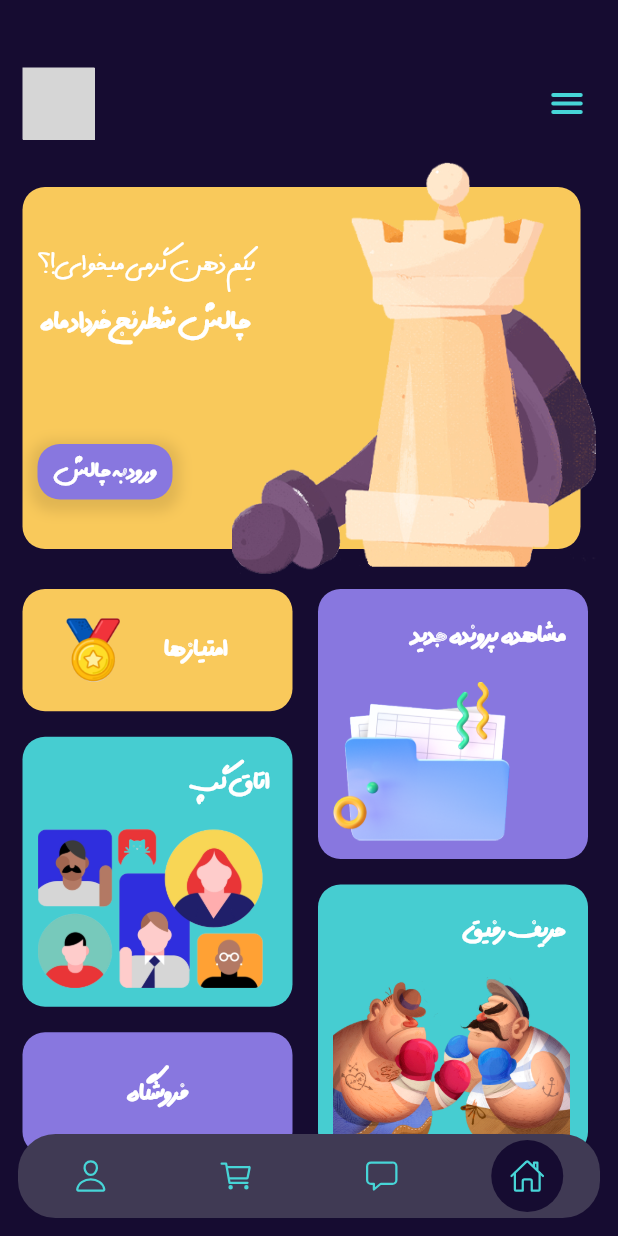
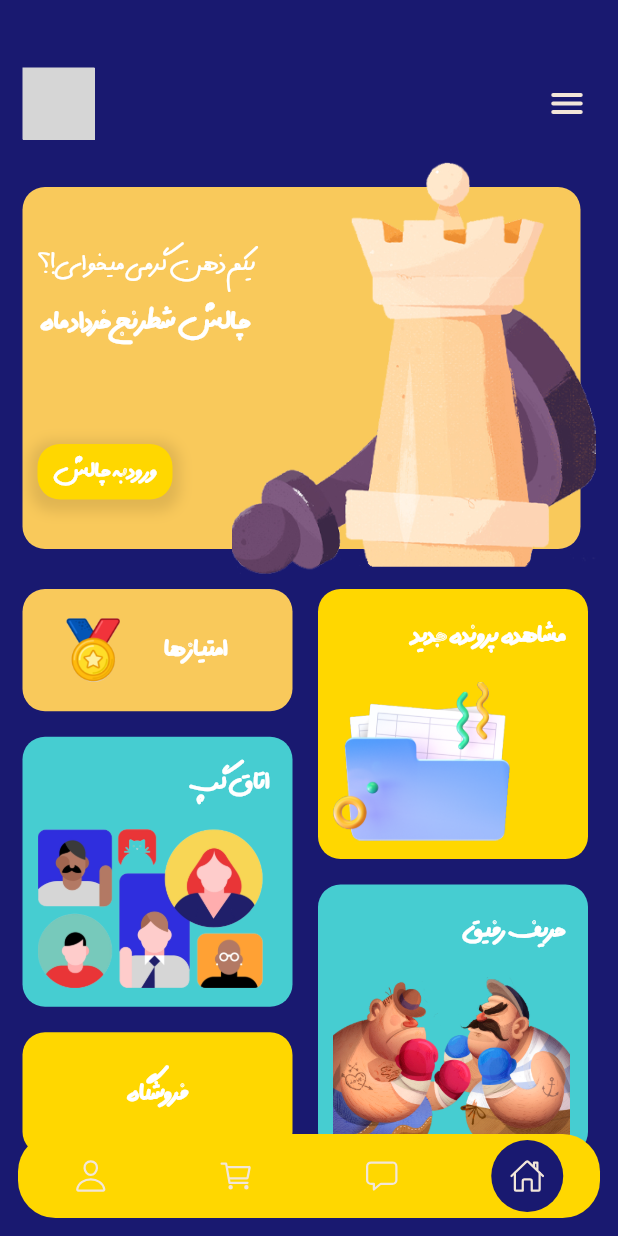
Before and after one commit to a-nowruzi/detective-app, a Flutter app: the screen it shows after launch, on a phone screen of 412 x 824 dp. Run offline on Flutter 3.47's test engine with Material 3 defaults, Android fonts, the light colour scheme and no system bars; drawn by our look-alikes of flutter_snake_navigationbar; our stand-ins replace flutter_phoenix, flutter_svg, get, get_it, ionicons, shared_preferences; missing offline and left inert: chess, fluttermoji, stockfish, sudoku_solver_generator; grey boxes are pictures that could not be loaded.

Commit message:
:lipstick: colors changed

```diff
--- a/lib/shared/colors.dart
+++ b/lib/shared/colors.dart
@@ -1,13 +1,13 @@
 import 'package:flutter/material.dart';
 
 class Palette {
-  static Color main = const Color(0xfff3c45a);
-  static Color ink = const Color(0xff47d5d7);
-  static Color bg = const Color(0xff160c31);
-  static Color second = const Color(0xff403a54);
-  static Color third = const Color(0xff645f75);
+  static Color main = const Color(0xff4B0082);
+  static Color second = const Color(0xffFFD700);
+  static Color third = const Color(0xffCC8899);
+  static Color ink = const Color(0xffF2E6D9);
+  static Color title = const Color(0xffFFD700);
+  static Color bg = const Color(0xff191970);
+  static Color button = const Color(0xffFFD700);
   static Color banner = const Color(0xfff9c95b);
-  static Color button = const Color(0xff8877df);
   static Color info = const Color(0xff46cdd1);
-  static Color title = const Color(0xffffffff);
 }
--- a/lib/shared/input.dart
+++ b/lib/shared/input.dart
@@ -1,6 +1,5 @@
 import 'package:detective/shared/colors.dart';
 import 'package:flutter/material.dart';
-
 import 'convertor.dart';
 
 class TextInput {
@@ -13,9 +12,9 @@ class TextInput {
     return Container(
         height: 55,
         width: double.infinity,
-        decoration: BoxDecoration(boxShadow: [
-          BoxShadow(color: Palette.second.withOpacity(0.1), spreadRadius: 3, blurRadius: 4, offset: const Offset(0, 2))
-        ]),
+        // decoration: BoxDecoration(boxShadow: [
+        //   BoxShadow(color: Palette.second.withOpacity(0.1), spreadRadius: 3, blurRadius: 4, offset: const Offset(0, 2))
+        // ]),
         child: TextFormField(
             controller: controller,
             textDirection: (type == TextInputType.emailAddress || type == TextInputType.phone)
```
